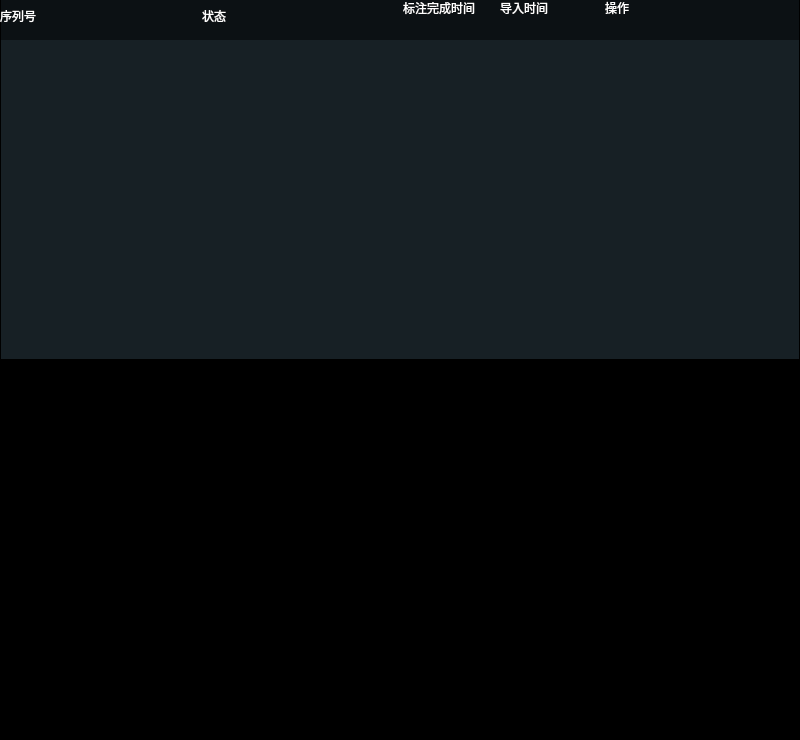
The window that CustomListWidget.ui (OnlyOneTerry/customListWidget) describes before a commit, drawn with Qt 5.
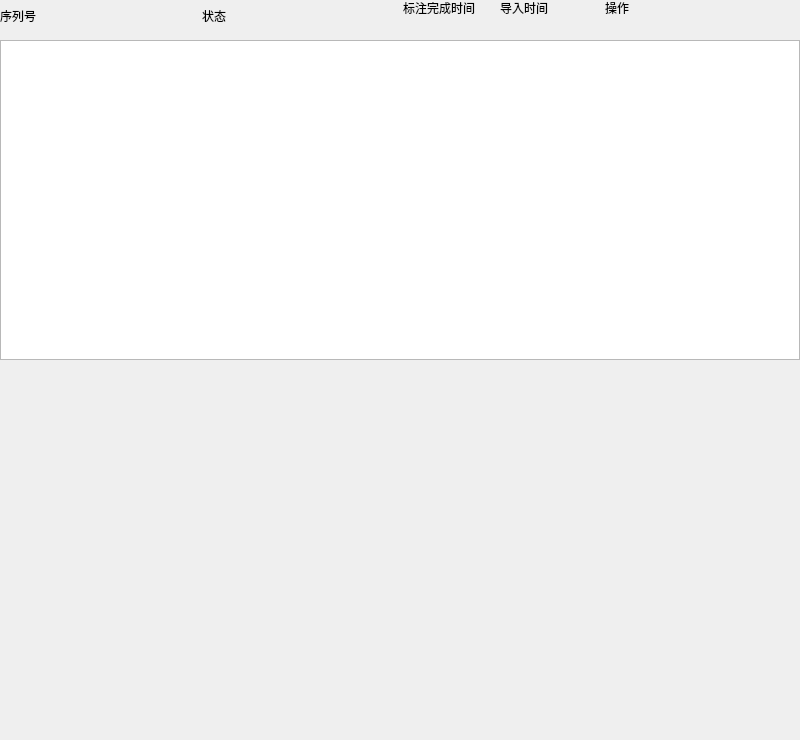
The same window after the commit.

Diff of the .ui file:
```diff
--- a/CustomListWidget.ui
+++ b/CustomListWidget.ui
@@ -22,49 +22,6 @@
   <property name="autoFillBackground">
    <bool>false</bool>
   </property>
-  <property name="styleSheet">
-   <string notr="true">QWidget#CustomListWidget
-{
-  background-color:#000000;
-}
-
-QWidget#headerWidget
-{
-   background-color:#0C1114;
-  border-left: 1px solid #000000;
-  border-right: 1px solid #000000;
-  border-top: 0px solid white;
-  border-bottom: 0px solid #000000;
-}
-
-QLabel{
- color:#FFFFFF
-}
-
-QListView{
-  border-left: 1px solid #000000;
-  border-right: 1px solid #000000;
-  border-top: 0px solid #172025;
-  border-bottom: 1px solid #000000;
-  background-color:#172025;
-}
-/*
-
-QScrollBar:vertical{
-  background-color:black;
-  width:8px;
-}
-QScrollBar::handle:vertical{
-   background: white;
-   min-height: 60px;
-}
-
-QScrollBar::up-arrow:vertical, QScrollBar::down-arrow:vertical {
-     border: 0px solid grey;
-     width: 0px;
-     height: 0px;
- }*/</string>
-  </property>
   <layout class="QVBoxLayout" name="verticalLayout_2">
    <property name="spacing">
     <number>0</number>
```
